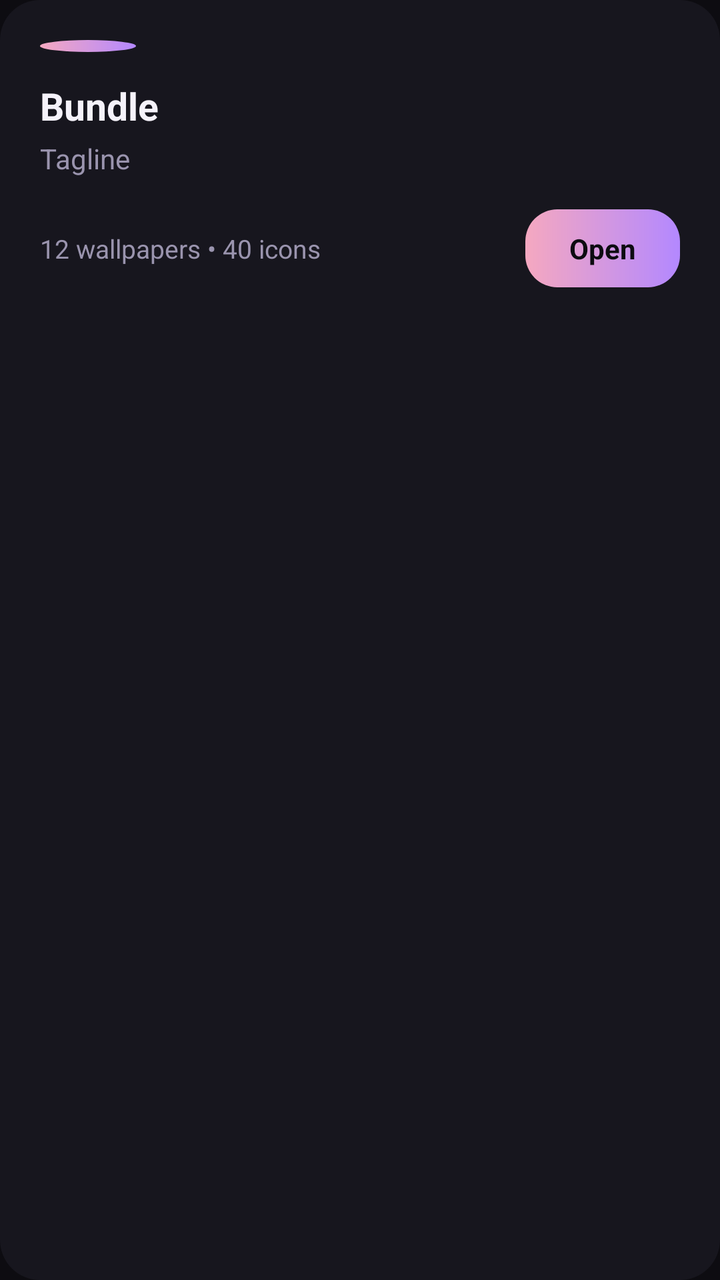
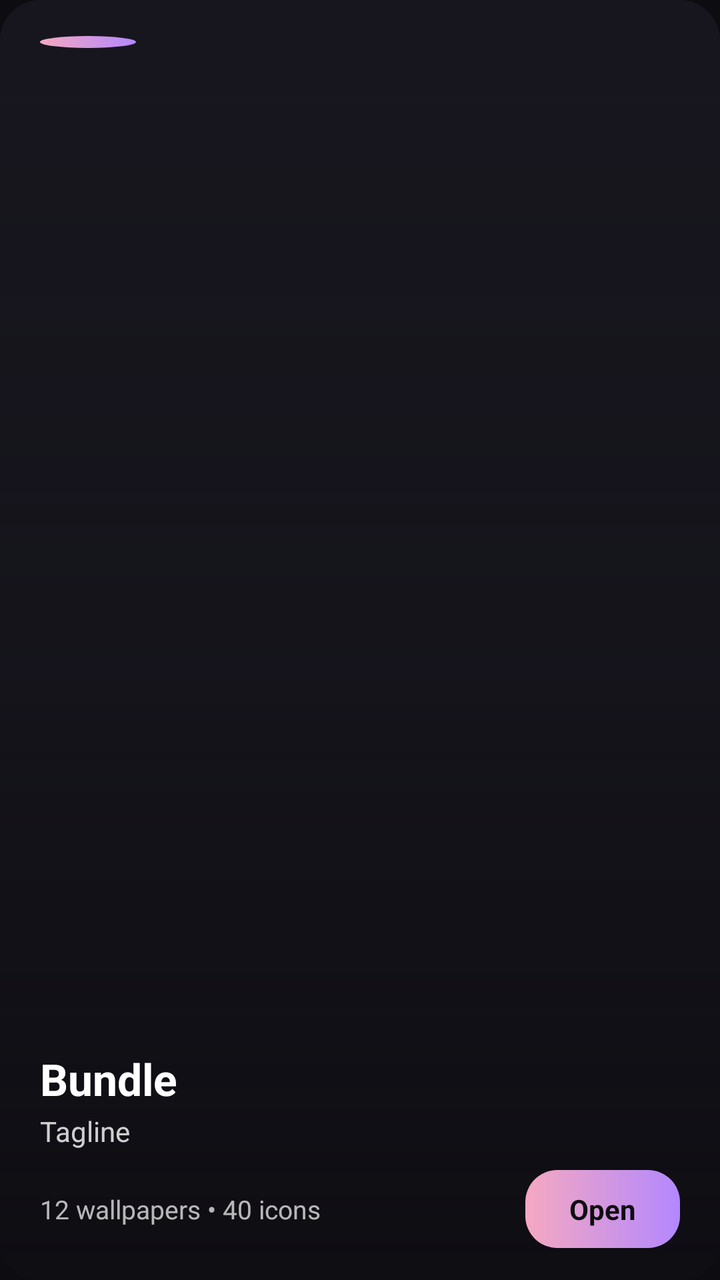

Screens rendered from an Android XML layout before and after an edit, with the pre-edit source and the edit as a unified diff.
<!-- AndroidManifest.xml: application theme Theme.Rizglow -->
<!-- res/layout/item_bundle.xml -->
<?xml version="1.0" encoding="utf-8"?>
<LinearLayout xmlns:android="http://schemas.android.com/apk/res/android"
    android:layout_width="match_parent"
    android:layout_height="wrap_content"
    android:orientation="vertical"
    android:background="@drawable/card_bg"
    android:layout_marginBottom="16dp"
    android:padding="20dp">

    <View
        android:id="@+id/card_accent"
        android:layout_width="48dp"
        android:layout_height="6dp"
        android:layout_marginBottom="14dp"
        android:background="@drawable/dot_selected" />

    <TextView
        android:id="@+id/card_name"
        android:layout_width="wrap_content"
        android:layout_height="wrap_content"
        android:text="Bundle"
        android:textSize="19sp"
        android:textStyle="bold"
        android:textColor="@color/text" />

    <TextView
        android:id="@+id/card_tagline"
        android:layout_width="wrap_content"
        android:layout_height="wrap_content"
        android:layout_marginTop="4dp"
        android:text="Tagline"
        android:textSize="14sp"
        android:textColor="@color/muted" />

    <LinearLayout
        android:layout_width="match_parent"
        android:layout_height="wrap_content"
        android:orientation="horizontal"
        android:gravity="center_vertical"
        android:layout_marginTop="16dp">

        <TextView
            android:id="@+id/card_counts"
            android:layout_width="wrap_content"
            android:layout_height="wrap_content"
            android:text="12 wallpapers • 40 icons"
            android:textSize="13sp"
            android:textColor="@color/muted" />

        <View android:layout_width="0dp" android:layout_height="1dp" android:layout_weight="1" />

        <TextView
            android:id="@+id/card_action"
            android:layout_width="wrap_content"
            android:layout_height="wrap_content"
            android:background="@drawable/btn_primary"
            android:paddingStart="22dp" android:paddingEnd="22dp"
            android:paddingTop="10dp" android:paddingBottom="10dp"
            android:text="Open"
            android:textSize="14sp"
            android:textStyle="bold"
            android:textColor="#0D0C11" />
    </LinearLayout>
</LinearLayout>
<!-- resources referenced by this layout -->
<resources>
  <color name="muted">#9A94AE</color>
  <color name="text">#F5F2FA</color>
  <!-- drawable btn_primary (drawable) -->
  <?xml version="1.0" encoding="utf-8"?>
  <shape xmlns:android="http://schemas.android.com/apk/res/android"
      android:shape="rectangle">
      <gradient
          android:angle="0"
          android:startColor="@color/accent_pink"
          android:endColor="@color/accent_purple" />
      <corners android:radius="16dp" />
  </shape>
  <!-- drawable card_bg (drawable) -->
  <?xml version="1.0" encoding="utf-8"?>
  <shape xmlns:android="http://schemas.android.com/apk/res/android"
      android:shape="rectangle">
      <solid android:color="@color/surface" />
      <corners android:radius="20dp" />
  </shape>
  <!-- drawable dot_selected (drawable) -->
  <?xml version="1.0" encoding="utf-8"?>
  <shape xmlns:android="http://schemas.android.com/apk/res/android"
      android:shape="oval">
      <gradient
          android:angle="0"
          android:startColor="@color/accent_pink"
          android:endColor="@color/accent_purple" />
  </shape>
  <style name="Theme.Rizglow" parent="android:Theme.Material.NoActionBar">
          <item name="android:windowBackground">@color/bg</item>
          <item name="android:statusBarColor">@color/bg</item>
          <item name="android:navigationBarColor">@color/bg</item>
          <item name="android:textColor">@color/text</item>
          <item name="android:textColorHint">@color/muted</item>
      </style>
  <color name="accent_pink">#F5A8C0</color>
  <color name="accent_purple">#B388FF</color>
  <color name="surface">#17161E</color>
  <color name="bg">#0D0C11</color>
</resources>

<!-- the commit's change to res/layout/item_bundle.xml (unified diff, before → after) -->
@@ -1,64 +1,88 @@
 <?xml version="1.0" encoding="utf-8"?>
-<LinearLayout xmlns:android="http://schemas.android.com/apk/res/android"
+<FrameLayout xmlns:android="http://schemas.android.com/apk/res/android"
     android:layout_width="match_parent"
-    android:layout_height="wrap_content"
-    android:orientation="vertical"
-    android:background="@drawable/card_bg"
+    android:layout_height="200dp"
     android:layout_marginBottom="16dp"
-    android:padding="20dp">
+    android:background="@drawable/card_cover_bg">
 
+    
+    <ImageView
+        android:id="@+id/card_cover"
+        android:layout_width="match_parent"
+        android:layout_height="match_parent"
+        android:scaleType="centerCrop" />
+
+    
+    <View
+        android:layout_width="match_parent"
+        android:layout_height="match_parent"
+        android:background="@drawable/card_scrim" />
+
+    
     <View
         android:id="@+id/card_accent"
         android:layout_width="48dp"
         android:layout_height="6dp"
-        android:layout_marginBottom="14dp"
+        android:layout_marginStart="20dp"
+        android:layout_marginTop="18dp"
         android:background="@drawable/dot_selected" />
 
-    <TextView
-        android:id="@+id/card_name"
-        android:layout_width="wrap_content"
-        android:layout_height="wrap_content"
-        android:text="Bundle"
-        android:textSize="19sp"
-        android:textStyle="bold"
-        android:textColor="@color/text" />
-
-    <TextView
-        android:id="@+id/card_tagline"
-        android:layout_width="wrap_content"
-        android:layout_height="wrap_content"
-        android:layout_marginTop="4dp"
-        android:text="Tagline"
-        android:textSize="14sp"
-        android:textColor="@color/muted" />
-
+    
     <LinearLayout
         android:layout_width="match_parent"
         android:layout_height="wrap_content"
-        android:orientation="horizontal"
-        android:gravity="center_vertical"
-        android:layout_marginTop="16dp">
+        android:layout_gravity="bottom"
+        android:orientation="vertical"
+        android:paddingStart="20dp"
+        android:paddingEnd="20dp"
+        android:paddingBottom="16dp">
 
         <TextView
-            android:id="@+id/card_counts"
+            android:id="@+id/card_name"
             android:layout_width="wrap_content"
             android:layout_height="wrap_content"
-            android:text="12 wallpapers • 40 icons"
-            android:textSize="13sp"
-            android:textColor="@color/muted" />
-
-        <View android:layout_width="0dp" android:layout_height="1dp" android:layout_weight="1" />
+            android:text="Bundle"
+            android:textSize="22sp"
+            android:textStyle="bold"
+            android:textColor="#FFFFFF" />
 
         <TextView
-            android:id="@+id/card_action"
+            android:id="@+id/card_tagline"
             android:layout_width="wrap_content"
             android:layout_height="wrap_content"
-            android:background="@drawable/btn_primary"
-            android:paddingStart="22dp" android:paddingEnd="22dp"
-            android:paddingTop="10dp" android:paddingBottom="10dp"
-            android:text="Open"
+            android:layout_marginTop="2dp"
+            android:text="Tagline"
             android:textSize="14sp"
-            android:textStyle="bold"
-            android:textColor="#0D0C11" />
+            android:textColor="#CCFFFFFF" />
+
+        <LinearLayout
+            android:layout_width="match_parent"
+            android:layout_height="wrap_content"
+            android:orientation="horizontal"
+            android:gravity="center_vertical"
+            android:layout_marginTop="10dp">
+
+            <TextView
+                android:id="@+id/card_counts"
+                android:layout_width="wrap_content"
+                android:layout_height="wrap_content"
+                android:text="12 wallpapers • 40 icons"
+                android:textSize="13sp"
+                android:textColor="#B3FFFFFF" />
+
+            <View android:layout_width="0dp" android:layout_height="1dp" android:layout_weight="1" />
+
+            <TextView
+                android:id="@+id/card_action"
+                android:layout_width="wrap_content"
+                android:layout_height="wrap_content"
+                android:background="@drawable/btn_primary"
+                android:paddingStart="22dp" android:paddingEnd="22dp"
+                android:paddingTop="10dp" android:paddingBottom="10dp"
+                android:text="Open"
+                android:textSize="14sp"
+                android:textStyle="bold"
+                android:textColor="#0D0C11" />
+        </LinearLayout>
     </LinearLayout>
-</LinearLayout>
+</FrameLayout>
<!-- resource entries referenced after the edit -->
@@ -12,12 +12,23 @@
           android:endColor="@color/accent_purple" />
       <corners android:radius="16dp" />
   </shape>
-  <!-- drawable card_bg (drawable) -->
+  <!-- drawable card_cover_bg (drawable) -->
   <?xml version="1.0" encoding="utf-8"?>
   <shape xmlns:android="http://schemas.android.com/apk/res/android"
       android:shape="rectangle">
+      <corners android:radius="20dp" />
       <solid android:color="@color/surface" />
+  </shape>
+  <!-- drawable card_scrim (drawable) -->
+  <?xml version="1.0" encoding="utf-8"?>
+  <shape xmlns:android="http://schemas.android.com/apk/res/android"
+      android:shape="rectangle">
       <corners android:radius="20dp" />
+      <gradient
+          android:angle="270"
+          android:startColor="#00000000"
+          android:centerColor="#400D0C11"
+          android:endColor="#E60D0C11" />
   </shape>
   <!-- drawable dot_selected (drawable) -->
   <?xml version="1.0" encoding="utf-8"?>
